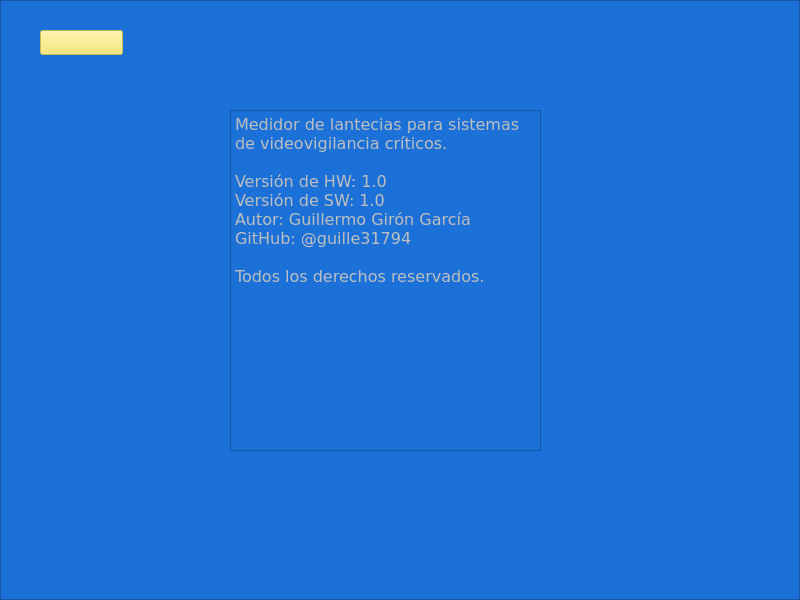
This is LatencyTester/startscreen.ui in guille31794/latency_tester as Qt 5 draws it before an edit. The edited form follows.
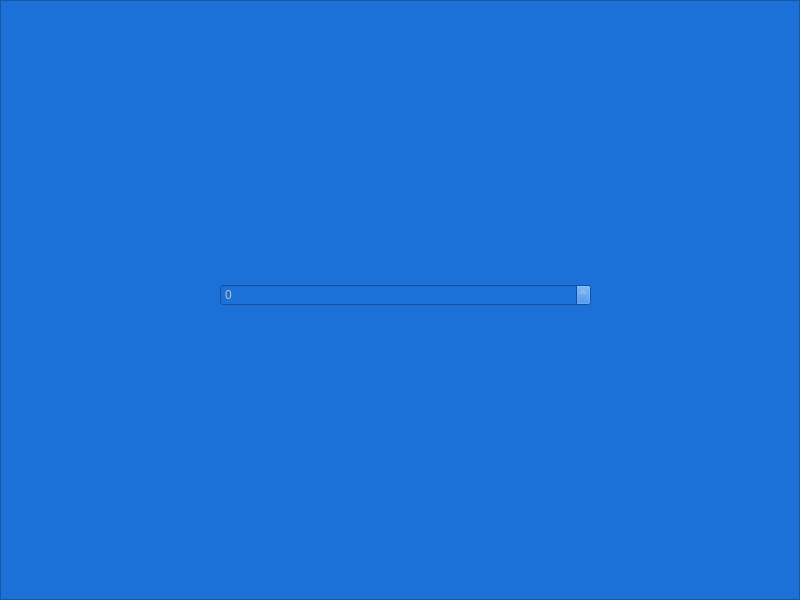
This is the edited form.

```diff
--- a/LatencyTester/startscreen.ui
+++ b/LatencyTester/startscreen.ui
@@ -16,6 +16,9 @@
   <property name="styleSheet">
    <string notr="true">background-color: rgb(28, 113, 216);</string>
   </property>
+  <property name="toolButtonStyle">
+   <enum>Qt::ToolButtonTextOnly</enum>
+  </property>
   <widget class="QWidget" name="startWidget">
    <widget class="QWidget" name="verticalLayoutWidget">
     <property name="geometry">
@@ -200,6 +203,44 @@
      <string/>
     </property>
    </widget>
+   <widget class="QFrame" name="settingsFrame">
+    <property name="enabled">
+     <bool>false</bool>
+    </property>
+    <property name="geometry">
+     <rect>
+      <x>0</x>
+      <y>0</y>
+      <width>800</width>
+      <height>600</height>
+     </rect>
+    </property>
+    <property name="frameShape">
+     <enum>QFrame::StyledPanel</enum>
+    </property>
+    <property name="frameShadow">
+     <enum>QFrame::Raised</enum>
+    </property>
+    <widget class="QWidget" name="verticalLayoutWidget_3">
+     <property name="geometry">
+      <rect>
+       <x>220</x>
+       <y>60</y>
+       <width>371</width>
+       <height>471</height>
+      </rect>
+     </property>
+     <layout class="QVBoxLayout" name="settingsLayout">
+      <item>
+       <widget class="QSpinBox" name="languageBox">
+        <property name="maximum">
+         <number>3</number>
+        </property>
+       </widget>
+      </item>
+     </layout>
+    </widget>
+   </widget>
   </widget>
  </widget>
  <resources/>
```
Left out of the diff: 2 changed lines with no effect on the pictures.
